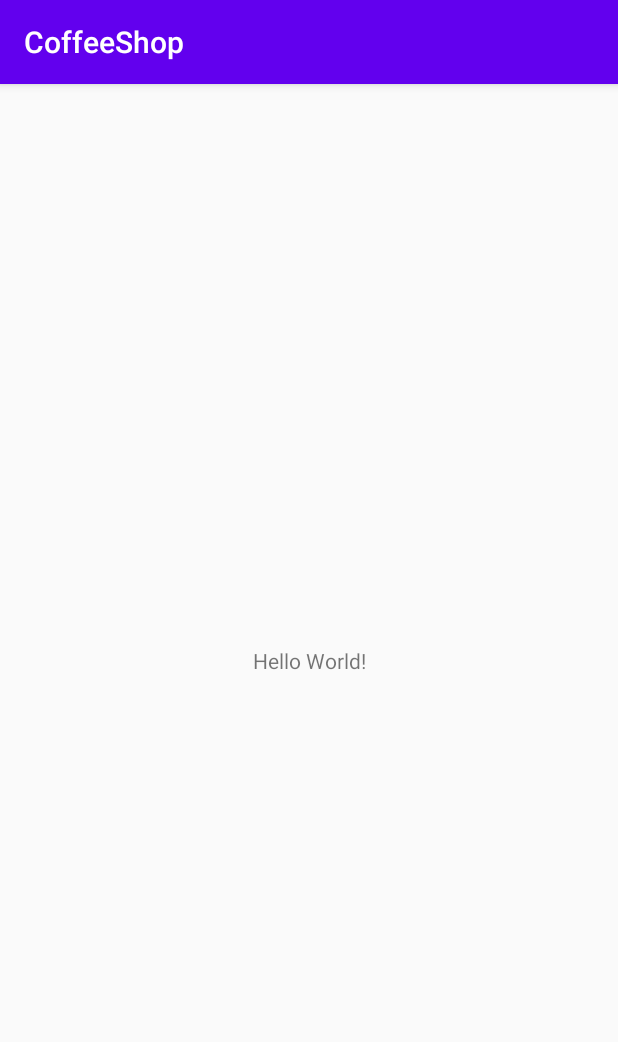
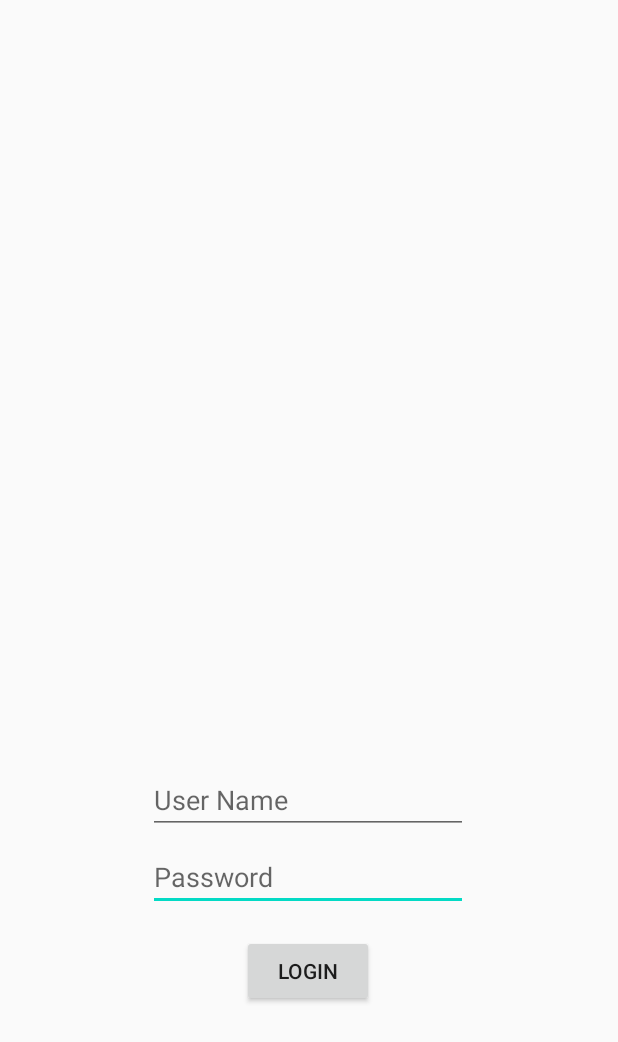
Before and after one commit to nhochamvui/CoffeeShop, an Android app: the screen it shows after launch (MainActivity before the commit, LoginActivity after it), on a phone screen of 412 x 824 dp. Shown: the top 1042 px of the screen. Run offline under Robolectric (Android 15) with nearby library versions, the phone set to English and light mode, and no system bars; our stand-ins replace Firebase (no records; nobody signed in at launch, a user with empty details on screens opened directly).

Commit message:
add Store and Admin Panel Fragment edit MainActivity

```diff
--- a/app/build.gradle
+++ b/app/build.gradle
@@ -26,6 +26,8 @@ dependencies {
     implementation 'androidx.appcompat:appcompat:1.0.2'
     implementation 'androidx.constraintlayout:constraintlayout:1.1.3'
     implementation 'androidx.legacy:legacy-support-v4:1.0.0'
+    implementation 'com.google.android.material:material:1.0.0'
+    implementation 'androidx.lifecycle:lifecycle-extensions:2.1.0'
     testImplementation 'junit:junit:4.12'
     androidTestImplementation 'androidx.test.ext:junit:1.1.0'
     androidTestImplementation 'androidx.test.espresso:espresso-core:3.1.1'
--- /dev/null
+++ b/app/src/main/java/com/example/coffeeshop/LoginActivity.java
@@ -0,0 +1,110 @@
+package com.example.coffeeshop;
+
+import androidx.annotation.NonNull;
+import androidx.appcompat.app.AppCompatActivity;
+
+import android.content.Intent;
+import android.os.Bundle;
+import android.util.Log;
+import android.view.View;
+import android.widget.Button;
+import android.widget.EditText;
+import android.widget.Toast;
+
+import com.google.firebase.database.DataSnapshot;
+import com.google.firebase.database.DatabaseError;
+import com.google.firebase.database.DatabaseReference;
+import com.google.firebase.database.FirebaseDatabase;
+import com.google.firebase.database.ValueEventListener;
+
+import java.security.MessageDigest;
+import java.security.NoSuchAlgorithmException;
+
+public class LoginActivity extends AppCompatActivity {
+    private EditText editTextUserName;
+    private EditText editTextPassword;
+    private Button buttonLogin;
+    private DatabaseReference mDatabase;
+
+    @Override
+    protected void onCreate(Bundle savedInstanceState) {
+        super.onCreate(savedInstanceState);
+        setContentView(R.layout.activity_login);
+        initialComponent();
+
+        buttonLogin.setOnClickListener(new View.OnClickListener() {
+            @Override
+            public void onClick(View v) {
+                String userName = editTextUserName.getText().toString();
+                String password = editTextPassword.getText().toString();
+                Log.e("input pasword",""+password);
+                doLogin(userName, password);
+            }
+        });
+    }
+    private void initialComponent()
+    {
+        editTextPassword = findViewById(R.id.editTextPassword);
+        editTextUserName = findViewById(R.id.editTextUserName);
+        buttonLogin = findViewById(R.id.buttonLogin);
+    }
+    private void doLogin(final String userName, final String password) {
+        String pwd = new String("");
+        mDatabase = FirebaseDatabase.getInstance().getReference().child("users");
+        mDatabase.addValueEventListener(new ValueEventListener() {
+            @Override
+            public void onDataChange(@NonNull DataSnapshot dataSnapshot) {
+                boolean flag = false;
+                User user = new User("", "", "","");
+                Log.e("check login","username "+userName + " hash pwd: "+hash(password));
+
+                for (DataSnapshot id : dataSnapshot.getChildren()) {
+                    if (id.child("username").getValue().equals(userName) && id.child("pwd").getValue().equals(hash(password)))
+                    {
+                        user = id.getValue(User.class);
+                        flag = true;
+                        Log.e("RETRIEVE USER", "inner class: " +user.getUsername());
+                        break;
+                    }
+                }
+                if(flag)
+                {
+                    Intent intent = new Intent(LoginActivity.this, MainActivity.class);
+                    intent.putExtra("user", user);
+                    LoginActivity.this.startActivity(intent);
+                }
+                else{
+                    Toast.makeText(LoginActivity.this, "Username or Password is wrong!",Toast.LENGTH_LONG).show();
+                }
+            }
+            @Override
+            public void onCancelled(@NonNull DatabaseError databaseError) {
+            }
+        });
+    }
+    private String hash(String s)
+    {
+        StringBuilder pwdHex = new StringBuilder();
+        try
+        {
+            MessageDigest messageDigest = java.security.MessageDigest.getInstance("MD5");
+            messageDigest.update(s.getBytes());
+            byte[] messageDigests = messageDigest.digest();
+            for(byte tempMess : messageDigests)
+            {
+                String h = Integer.toHexString(0xFF & tempMess);
+                while(h.length()<2)
+                {
+                    h = "0" +h;
+                }
+                pwdHex.append(h);
+            }
+            return pwdHex.toString();
+        }
+        catch(NoSuchAlgorithmException e)
+        {
+            e.printStackTrace();
+        }
+        return "";
+    }
+}
--- a/app/src/main/java/com/example/coffeeshop/User.java
+++ b/app/src/main/java/com/example/coffeeshop/User.java
@@ -1,6 +1,8 @@
 package com.example.coffeeshop;
 
-public class User {
+import java.io.Serializable;
+
+public class User implements Serializable {
     private String username;
     private String pwd;
     private String id;
--- /dev/null
+++ b/app/src/main/res/layout/activity_login.xml
@@ -0,0 +1,45 @@
+<?xml version="1.0" encoding="utf-8"?>
+<androidx.constraintlayout.widget.ConstraintLayout xmlns:android="http://schemas.android.com/apk/res/android"
+    xmlns:app="http://schemas.android.com/apk/res-auto"
+    xmlns:tools="http://schemas.android.com/tools"
+    android:layout_width="match_parent"
+    android:layout_height="match_parent"
+    tools:context=".LoginActivity">
+
+    <EditText
+        android:id="@+id/editTextPassword"
+        android:layout_width="wrap_content"
+        android:layout_height="wrap_content"
+        android:layout_marginTop="6dp"
+        android:ems="10"
+        android:hint="Password"
+        android:inputType="textPassword"
+        app:layout_constraintEnd_toEndOf="parent"
+        app:layout_constraintHorizontal_bias="0.497"
+        app:layout_constraintStart_toStartOf="parent"
+        app:layout_constraintTop_toBottomOf="@+id/editTextUserName" />
+
+    <EditText
+        android:id="@+id/editTextUserName"
+        android:layout_width="wrap_content"
+        android:layout_height="wrap_content"
+        android:layout_marginBottom="268dp"
+        android:ems="10"
+        android:hint="User Name"
+        android:inputType="textPersonName"
+        app:layout_constraintBottom_toBottomOf="parent"
+        app:layout_constraintEnd_toEndOf="parent"
+        app:layout_constraintHorizontal_bias="0.497"
+        app:layout_constraintStart_toStartOf="parent" />
+
+    <Button
+        android:id="@+id/buttonLogin"
+        android:layout_width="wrap_content"
+        android:layout_height="wrap_content"
+        android:layout_marginTop="16dp"
+        android:text="Login"
+        app:layout_constraintEnd_toEndOf="parent"
+        app:layout_constraintHorizontal_bias="0.498"
+        app:layout_constraintStart_toStartOf="parent"
+        app:layout_constraintTop_toBottomOf="@+id/editTextPassword" />
+</androidx.constraintlayout.widget.ConstraintLayout>
--- a/app/src/main/res/values/strings.xml
+++ b/app/src/main/res/values/strings.xml
@@ -1,3 +1,5 @@
 <resources>
     <string name="app_name">CoffeeShop</string>
+    <!-- TODO: Remove or change this placeholder text -->
+    <string name="hello_blank_fragment">Hello blank fragment</string>
 </resources>
--- a/app/src/main/res/values/styles.xml
+++ b/app/src/main/res/values/styles.xml
@@ -1,6 +1,6 @@
 <resources>
     <!-- Base application theme. -->
-    <style name="AppTheme" parent="Theme.AppCompat.Light.DarkActionBar">
+    <style name="AppTheme" parent="Theme.AppCompat.Light.NoActionBar">
         <!-- Customize your theme here. -->
         <item name="colorPrimary">@color/colorPrimary</item>
         <item name="colorPrimaryDark">@color/colorPrimaryDark</item>
```
Also changed, not shown: app/src/main/AndroidManifest.xml (+8 -1 lines), app/src/main/java/com/example/coffeeshop/AdminPanelFragment.java (added, +64 -0 lines), app/src/main/java/com/example/coffeeshop/MainActivity.java (+87 -69 lines), app/src/main/java/com/example/coffeeshop/StoreFragment.java (added, +64 -0 lines), app/src/main/res/drawable/ic_baseline_settings_24.xml (added, +10 -0 lines), app/src/main/res/drawable/ic_baseline_storefront_24.xml (added, +10 -0 lines), app/src/main/res/layout/activity_main.xml (+19 -6 lines), app/src/main/res/layout/fragment_admin_panel.xml (added, +19 -0 lines), app/src/main/res/layout/fragment_store.xml (added, +20 -0 lines), app/src/main/res/menu/menu.xml (added, +11 -0 lines).
